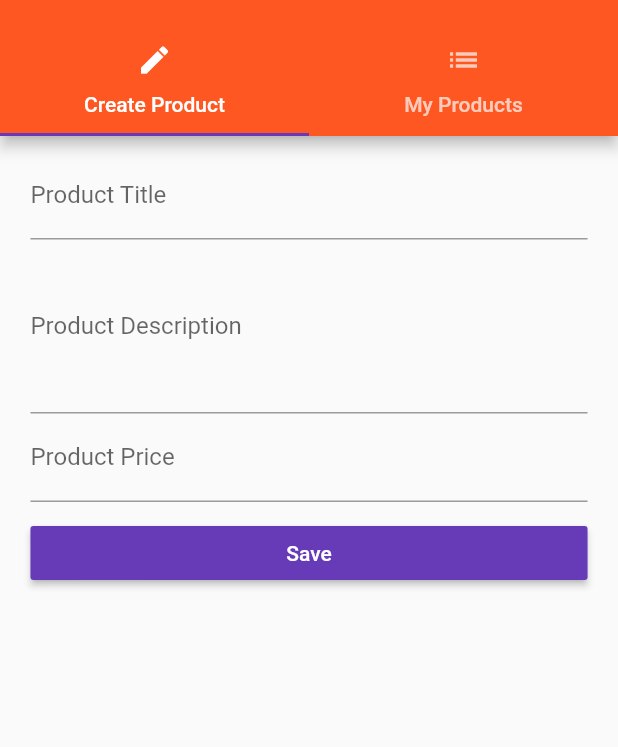
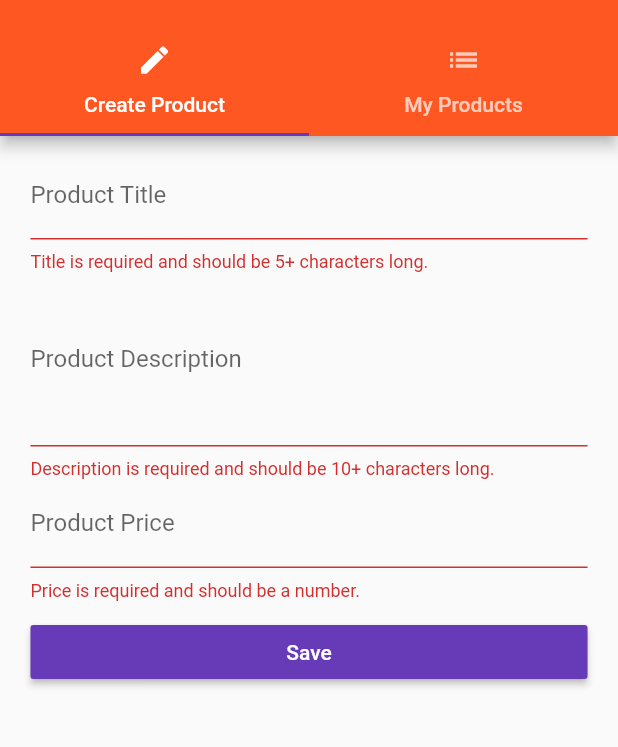
Before and after one commit to Islah-Innovation/learn_flutter_course, a Flutter app: the ProductsAdminPage screen opened by its route, after a tap on "Save", on a phone screen of 412 x 824 dp, the part 59-806 px from its top. Run offline on Flutter 3.47's test engine with Material 2 defaults, Android fonts, the phone set to English and light mode, and no system bars.

```diff
--- a/lib/pages/product_create.dart
+++ b/lib/pages/product_create.dart
@@ -20,6 +20,12 @@ class _ProductCreatePageState extends State<ProductCreatePage> {
   Widget _buildTitleTextField() {
     return TextFormField(
       decoration: InputDecoration(labelText: 'Product Title'),
+      validator: (String value) {
+        // if (value.trim().length <= 0) {
+        if (value.isEmpty || value.length < 5) {
+          return 'Title is required and should be 5+ characters long.';
+        }
+      },
       onSaved: (String value) {
         setState(() {
           _titleValue = value;
@@ -32,6 +38,12 @@ class _ProductCreatePageState extends State<ProductCreatePage> {
     return TextFormField(
       maxLines: 4,
       decoration: InputDecoration(labelText: 'Product Description'),
+      validator: (String value) {
+        // if (value.trim().length <= 0) {
+        if (value.isEmpty || value.length < 10) {
+          return 'Description is required and should be 10+ characters long.';
+        }
+      },
       onSaved: (String value) {
         setState(() {
           _descriptionValue = value;
@@ -44,6 +56,12 @@ class _ProductCreatePageState extends State<ProductCreatePage> {
     return TextFormField(
       keyboardType: TextInputType.number,
       decoration: InputDecoration(labelText: 'Product Price'),
+      validator: (String value) {
+        // if (value.trim().length <= 0) {
+        if (value.isEmpty || !RegExp(r'^(?:[1-9]\d*|0)?(?:\.\d+)?$').hasMatch(value)) {
+          return 'Price is required and should be a number.';
+        }
+      },
       onSaved: (String value) {
         setState(() {
           _priceValue = double.parse(value);
@@ -53,6 +71,9 @@ class _ProductCreatePageState extends State<ProductCreatePage> {
   }
 
   void _submitForm() {
+    if (!_formKey.currentState.validate()) {
+      return;
+    }
     _formKey.currentState.save();
     final Map<String, dynamic> product = {
       'title': _titleValue,
```
